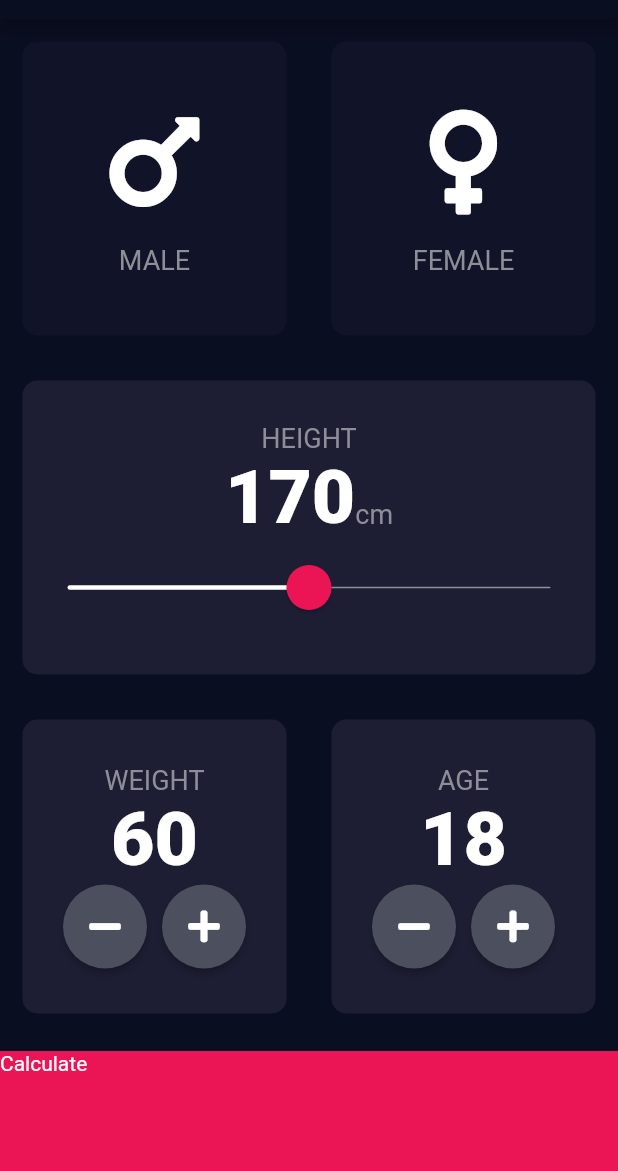
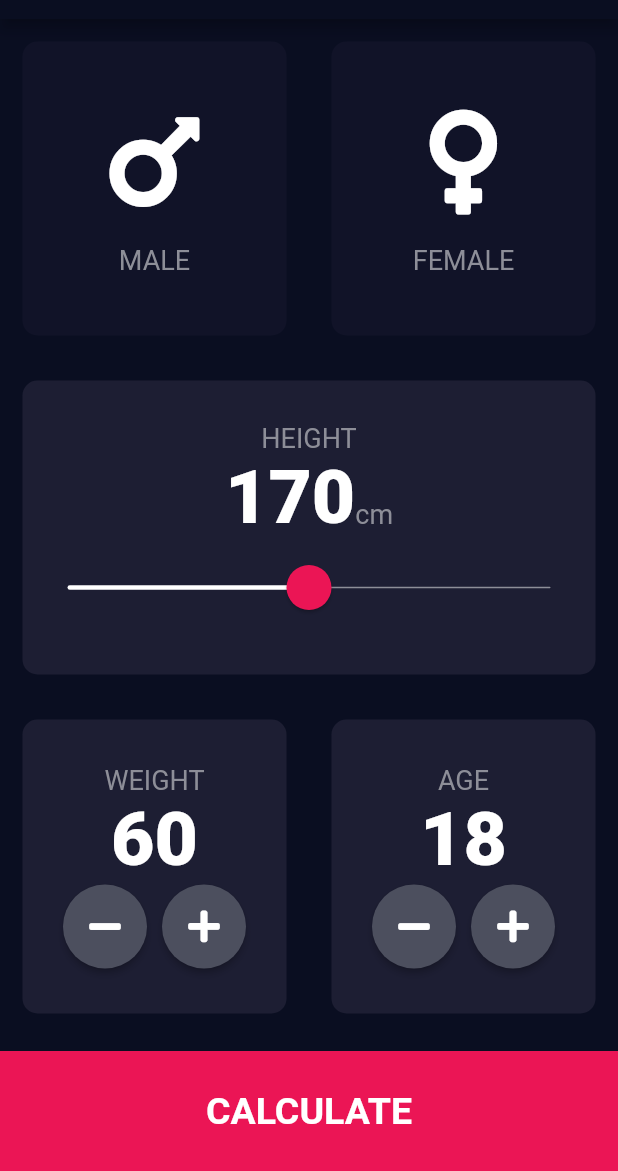
Before and after one commit to pelcastre-leomat/bmi-calculator-flutter, a Flutter app: the screen it shows after launch, on a phone screen of 412 x 824 dp, the part 65-1236 px from its top. Run offline on Flutter 3.47's test engine with Material 2 defaults, Android fonts, the phone set to English and light mode, and no system bars; our stand-ins replace font_awesome_flutter.

Commit message:
Finalized look of interfaces and refactored code

```diff
--- /dev/null
+++ b/lib/components/bottom_button.dart
@@ -0,0 +1,28 @@
+import 'package:flutter/material.dart';
+import '../constants.dart';
+
+class BottomButton extends StatelessWidget {
+  const BottomButton({super.key, required this.onTap, required this.buttonTitle});
+
+  final String buttonTitle;
+  final VoidCallback onTap;
+
+  @override
+  Widget build(BuildContext context) {
+    return GestureDetector(
+      onTap: onTap,
+      child: Container(
+        margin: const EdgeInsets.only(top: 10),
+        color: kBottomContainerColor,
+        height: kBottomContainerHeight,
+        width: double.infinity,
+        child: Center(
+          child: Text(
+            buttonTitle,
+            style: kLargeButtonTextStyle,
+          ),
+        ),
+      ),
+    );
+  }
+}
--- a/lib/icon_content.dart
+++ b/lib/components/icon_content.dart
@@ -1,5 +1,5 @@
 import 'package:flutter/material.dart';
-import 'constants.dart';
+import '../constants.dart';
 
 class IconContent extends StatelessWidget {
   const IconContent({super.key, this.label, this.icon});
--- /dev/null
+++ b/lib/components/round_icon_button.dart
@@ -0,0 +1,22 @@
+import 'package:flutter/material.dart';
+
+class RoundIconButton extends StatelessWidget {
+  const RoundIconButton({Key? key,required this.icon, required this.onPressed}) : super(key: key);
+
+  final IconData icon;
+  final VoidCallback onPressed;
+
+  @override
+  Widget build(BuildContext context) {
+    return RawMaterialButton(
+      constraints: const BoxConstraints.tightFor(
+        width: 56.0,
+        height: 56.0,
+      ),
+      shape: const CircleBorder(),
+      fillColor: const Color(0xff4c4f5e),
+      onPressed: onPressed,
+      child: Icon(icon),
+    );
+  }
+}
--- a/lib/main.dart
+++ b/lib/main.dart
@@ -1,5 +1,5 @@
 import 'package:flutter/material.dart';
-import 'input_page.dart';
+import 'screens/input_page.dart';
 
 void main() => runApp(const BMICalculator());
 
--- a/lib/input_page.dart
+++ b/lib/screens/input_page.dart
@@ -1,9 +1,11 @@
 import 'package:flutter/material.dart';
-import 'reusable_card.dart';
-import 'icon_content.dart';
+import '../components/reusable_card.dart';
+import '../components/icon_content.dart';
 import 'results_page.dart';
 import 'package:font_awesome_flutter/font_awesome_flutter.dart';
-import 'constants.dart';
+import '../constants.dart';
+import '../components/bottom_button.dart';
+import '../components/round_icon_button.dart';
 
 enum Gender {
   male,
@@ -97,12 +99,12 @@ class _InputPageState extends State<InputPage> {
                           SliderTheme(
                             data: SliderTheme.of(context).copyWith(
                               trackHeight: 1,
-                              thumbShape: RoundSliderThumbShape(enabledThumbRadius: 15),
-                              overlayShape: RoundSliderOverlayShape(overlayRadius: 30),
-                              overlayColor: Color(0x29EB1555),
-                              thumbColor: Color(0xFFEB1555),
+                              thumbShape: const RoundSliderThumbShape(enabledThumbRadius: 15),
+                              overlayShape: const RoundSliderOverlayShape(overlayRadius: 30),
+                              overlayColor: const Color(0x29EB1555),
+                              thumbColor: const Color(0xFFEB1555),
                               activeTrackColor: Colors.white,
-                              inactiveTrackColor: Color(0xFF8D8E98),
+                              inactiveTrackColor: const Color(0xFF8D8E98),
                             ),
                             child: Slider(
                               value: height.toDouble(),
@@ -193,7 +195,7 @@ class _InputPageState extends State<InputPage> {
                                   });
                                 }
                               ),
-                              SizedBox(
+                              const SizedBox(
                                 width: 10,
                               ),
                               RoundIconButton(
@@ -214,47 +216,19 @@ class _InputPageState extends State<InputPage> {
                 ],
               )
           ),
-          GestureDetector(
-            onTap:(){
+          BottomButton(
+            onTap:() {
               Navigator.push(
                 context,
-                MaterialPageRoute(builder: (context) => const ResultsPage()),
+                MaterialPageRoute(
+                  builder: (context) => const ResultsPage(),
+                ),
               );
             },
-            child: Container(
-              child: Text(
-                'Calculate'
-              ),
-              margin: const EdgeInsets.only(top: 10),
-              color: kBottomContainerColor,
-              height: kBottomContainerHeight,
-              width: double.infinity,
-            ),
-          )
+            buttonTitle: "CALCULATE",
+          ),
         ],
       )
     );
   }
 }
-
-
-class RoundIconButton extends StatelessWidget {
-  const RoundIconButton({Key? key,required this.icon, required this.onPressed}) : super(key: key);
-
-  final IconData icon;
-  final VoidCallback onPressed;
-
-  @override
-  Widget build(BuildContext context) {
-    return RawMaterialButton(
-      constraints: const BoxConstraints.tightFor(
-        width: 56.0,
-        height: 56.0,
-      ),
-      shape: const CircleBorder(),
-      fillColor: const Color(0xff4c4f5e),
-      onPressed: onPressed,
-      child: Icon(icon),
-    );
-  }
-}
```
Also changed, not shown: lib/constants.dart (+25 -0 lines), lib/results_page.dart (deleted, +0 -19 lines), lib/screens/results_page.dart (added, +64 -0 lines), lib/components/reusable_card.dart (renamed from lib/reusable_card.dart).
